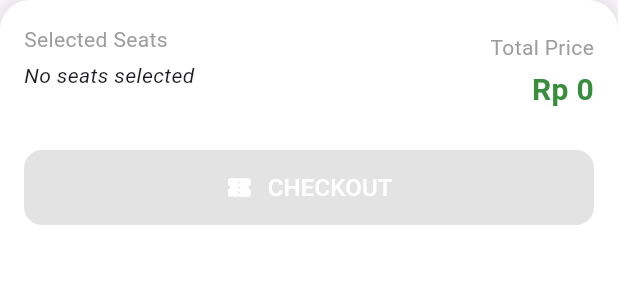
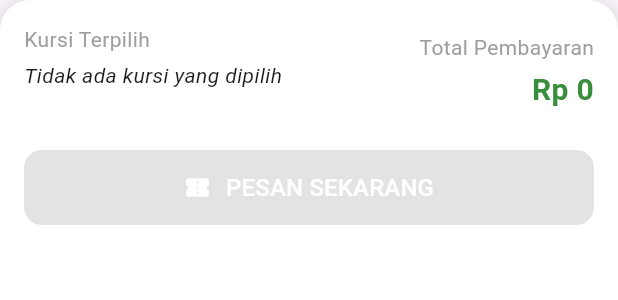
Before and after one commit to Febriyanputra23/CINEMA_PRO, a Flutter app: the _CheckoutSection widget shown alone on an empty page, opened directly with empty values, on a phone screen of 412 x 824 dp. Shown: the top 300 px of the screen. Run offline on Flutter 3.47's test engine with Material 3 defaults, Android fonts, the phone set to English and light mode, and no system bars; our stand-ins replace cloud_firestore, firebase_auth, firebase_core, qr_flutter; accounts and stored records are empty.

Commit message:
update seattt

```diff
--- a/lib/screens/seat/seat_selection_screen_anisa.dart
+++ b/lib/screens/seat/seat_selection_screen_anisa.dart
@@ -38,7 +38,7 @@ class SeatSelectionScreen_Anisa extends StatelessWidget {
 
     return Scaffold(
       appBar: AppBar(
-        title: Text('Select Seats'),
+        title: Text('Pilih Kursi'),
         backgroundColor: Colors.blue,
         actions: [
           // Tombol refresh booked seats
@@ -53,11 +53,11 @@ class SeatSelectionScreen_Anisa extends StatelessWidget {
                 bookingProvider.loadBookedSeatsForMovie(movie.title);
                 ScaffoldMessenger.of(context).showSnackBar(
                   SnackBar(
-                    content: Text('Refreshing seat availability...'), duration: Duration(seconds: 2),
+                    content: Text('Memuat ulang status kursi...'), duration: Duration(seconds: 2),
                   ),
                 );
               },
-              tooltip: 'Refresh seat availability',
+              tooltip: 'Memuat ulang status kursi...',
             ),
         ],
       ),
@@ -91,14 +91,14 @@ class SeatSelectionScreen_Anisa extends StatelessWidget {
         title: Text(movie.title, style: TextStyle(fontWeight: FontWeight.bold), maxLines: 2),
         subtitle: Column( crossAxisAlignment: CrossAxisAlignment.start,
           children: [
-            Text('Base Price: Rp ${movie.base_price}'),
+            Text('Harga Normal: Rp ${movie.base_price}'),
             if (hasLongTitleTax)
-              Text('+ Long Title Tax: Rp 2.500', style: TextStyle(color: Colors.orange)),
-            Text('Duration: ${movie.duration} min'),
+              Text('+ Pajak: Rp.2500', style: TextStyle(color: Colors.orange)),
+            Text('Durasi: ${movie.duration} menit'),
             Text('Rating: ${movie.rating}/5.0'),
             SizedBox(height: 4),
             Text(
-              'Booked seats: $bookedSeatsCount/${rowLabels.length * seatsPerRow}',
+              'Terbooking: $bookedSeatsCount/${rowLabels.length * seatsPerRow}',
               style: TextStyle( fontSize: 12, color: bookedSeatsCount > 0 ? Colors.red : Colors.green, fontWeight: FontWeight.bold),
             ),
           ],
@@ -190,7 +190,7 @@ class SeatSelectionScreen_Anisa extends StatelessWidget {
           ),
           SizedBox(height: 8),
           Text(
-            'Red seats are already booked by other users',
+            'Kursi berwarna merah telah dipesan. Silakan pilih kursi yang tersedia.',
             style: TextStyle(fontSize: 12, color: Colors.grey),
             textAlign: TextAlign.center,
           ),
@@ -243,11 +243,11 @@ class SeatSelectionScreen_Anisa extends StatelessWidget {
     final shouldProceed = await showDialog<bool>(
       context: context,
       builder: (context) => AlertDialog(
-        title: Text('Confirm Booking'), content: SingleChildScrollView( child: Column( mainAxisSize: MainAxisSize.min, crossAxisAlignment: CrossAxisAlignment.start,
+        title: Text('Konfirmasi Pemesanan'), content: SingleChildScrollView( child: Column( mainAxisSize: MainAxisSize.min, crossAxisAlignment: CrossAxisAlignment.start,
             children: [
-              Text('Movie: $movieTitle', style: TextStyle(fontWeight: FontWeight.bold)),
+              Text('Film: $movieTitle', style: TextStyle(fontWeight: FontWeight.bold)),
               SizedBox(height: 8),
-              Text('Seats: ${selectedSeats.join(", ")}'),
+              Text('Kursi: ${selectedSeats.join(", ")}'),
               SizedBox(height: 8),
               Text('Total: Rp $totalPrice'),
               SizedBox(height: 8),
@@ -255,15 +255,15 @@ class SeatSelectionScreen_Anisa extends StatelessWidget {
               if (movieTitle.length > 10)
                 Padding(
                   padding: EdgeInsets.only(bottom: 4),
-                  child: Text('• Long Title Tax: Rp 2,500 x ${selectedSeats.length} seat(s)'),
+                  child: Text('• + Pajak: Rp 2500 x ${selectedSeats.length} kursi'),
                 ),
               _buildPriceBreakdown_Anisa(selectedSeats),
             ],
           ),
         ),
         actions: [
-          TextButton( onPressed: () => Navigator.pop(context, false), child: Text('Cancel')),
-          ElevatedButton( onPressed: () => Navigator.pop(context, true), child: Text('Confirm & Pay')),
+          TextButton( onPressed: () => Navigator.pop(context, false), child: Text('Batal')),
+          ElevatedButton( onPressed: () => Navigator.pop(context, true), child: Text('Bayar Sekarang')),
         ],
       ),
     );
@@ -280,7 +280,7 @@ class SeatSelectionScreen_Anisa extends StatelessWidget {
     }).length;
 
     if (evenSeatsCount > 0) {
-      return Text('• Even Seat Discount (10%): $evenSeatsCount seat(s)');
+      return Text('• Diskon Kursi Genap (10%): $evenSeatsCount kursi');
     }
     return SizedBox();
   }
@@ -298,7 +298,7 @@ class SeatSelectionScreen_Anisa extends StatelessWidget {
       builder: (context) => AlertDialog( content: Column( mainAxisSize: MainAxisSize.min, children: [
             CircularProgressIndicator(),
             SizedBox(height: 20),
-            Text('Processing booking...\nPlease wait.', textAlign: TextAlign.center),
+            Text('Sedang memproses pemesanan...\nSilakan tunggu.', textAlign: TextAlign.center),
           ],
         ),
       ),
@@ -316,36 +316,17 @@ class SeatSelectionScreen_Anisa extends StatelessWidget {
         context: context, barrierDismissible: false,
         builder: (context) => AlertDialog( icon: Icon(Icons.check_circle, color: Colors.green, size: 60),
           title: Text(
-            'Booking Successful!',
+            'Pemesanan Sukses!',
             style: TextStyle( fontWeight: FontWeight.bold, color: Colors.green),
           ),
           content: SingleChildScrollView(
             child: Column( mainAxisSize: MainAxisSize.min, crossAxisAlignment: CrossAxisAlignment.start,
               children: [
-                Text('Movie: $movieTitle', style: TextStyle(fontWeight: FontWeight.bold)),
-                SizedBox(height: 8), Text('Seats: ${selectedSeats.join(", ")}'),
-                SizedBox(height: 8), Text('Total Paid: Rp $totalPrice'),
-                SizedBox(height: 8), Text('Booking ID: ${bookingId.substring(0, 8)}...', style: TextStyle(fontSize: 12, color: Colors.grey)),
+                Text('Film: $movieTitle', style: TextStyle(fontWeight: FontWeight.bold)),
+                SizedBox(height: 8), Text('Kursi: ${selectedSeats.join(", ")}'),
+                SizedBox(height: 8), Text('Total Pembayaran: Rp $totalPrice'),
                 SizedBox(height: 16),
-                Container(
-                  padding: EdgeInsets.all(12),
-                  decoration: BoxDecoration( border: Border.all(color: Colors.blue), borderRadius: BorderRadius.circular(8)),
-                  child: Column(
-                    children: [
-                      Icon(Icons.qr_code, size: 40, color: Colors.blue),
-                      SizedBox(height: 8),
-                      Text('Show this QR Code at cinema', style: TextStyle(fontSize: 12, color: Colors.grey)),
-                      SizedBox(height: 8),
-                      Container( width: 120, height: 120, color: Colors.grey[200],
-                        child: Center(
-                          child: Text('QR CODE', style: TextStyle( fontWeight: FontWeight.bold, color: Colors.black54)),
-                        ),
-                      ),
-                    ],
-                  ),
-                ),
                 SizedBox(height: 8),
-                Text( 'Note: Your selected seats are now marked as booked (red)', style: TextStyle(fontSize: 12, color: Colors.green)),
               ],
             ),
           ),
@@ -357,7 +338,7 @@ class SeatSelectionScreen_Anisa extends StatelessWidget {
                   provider.clearSeats_Tio();
                   Navigator.popUntil(context, (route) => route.isFirst);
                 },
-                child: Text('Back to Home'),
+                child: Text('Selesai'),
               ),
             ),
           ],
@@ -371,9 +352,9 @@ class SeatSelectionScreen_Anisa extends StatelessWidget {
       // Show error
       ScaffoldMessenger.of(context).showSnackBar(
         SnackBar(
-          content: Text('Booking failed: ${e.toString().replaceFirst("Checkout failed: ", "")}'),
+          content: Text('Pemesanan Gagal: ${e.toString().replaceFirst("Transaksi gagal: ", "")}'),
           backgroundColor: Colors.red, duration: Duration(seconds: 4), action: SnackBarAction(
-            label: 'RETRY', onPressed: () {
+            label: 'COBA LAGI', onPressed: () {
               _processBooking_Anisa(context, provider, movieTitle, selectedSeats, totalPrice);
             },
           ),
@@ -418,7 +399,7 @@ class __CheckoutSectionState extends State<_CheckoutSection> {
               Expanded(
                 child: Column( crossAxisAlignment: CrossAxisAlignment.start,
                   children: [
-                    Text('Selected Seats', style: TextStyle(color: Colors.grey, fontSize: 14)),
+                    Text('Kursi Terpilih', style: TextStyle(color: Colors.grey, fontSize: 14)),
                     SizedBox(height: 4),
                     Container(
                       height: 40, child: provider.selectedSeats.isNotEmpty
@@ -434,7 +415,7 @@ class __CheckoutSectionState extends State<_CheckoutSection> {
                                 );
                               }).toList(),
                             )
-                          : Text('No seats selected', style: TextStyle(fontStyle: FontStyle.italic)),
+                          : Text('Tidak ada kursi yang dipilih', style: TextStyle(fontStyle: FontStyle.italic)),
                     ),
                   ],
                 ),
@@ -443,7 +424,7 @@ class __CheckoutSectionState extends State<_CheckoutSection> {
               Column(
                 crossAxisAlignment: CrossAxisAlignment.end,
                 children: [
-                  Text('Total Price',
+                  Text('Total Pembayaran',
                       style: TextStyle(color: Colors.grey, fontSize: 14)),
                   SizedBox(height: 4),
                   Text(
@@ -489,7 +470,7 @@ class __CheckoutSectionState extends State<_CheckoutSection> {
                       children: [
                         SizedBox( width: 20, height: 20, child: CircularProgressIndicator( strokeWidth: 2, color: Colors.white)),
                         SizedBox(width: 10),
-                        Text('PROCESSING...', style: TextStyle(fontSize: 16, color: Colors.white)),
+                        Text('MEMPROSES...', style: TextStyle(fontSize: 16, color: Colors.white)),
                       ],
                     )
                   : Row(
@@ -497,7 +478,7 @@ class __CheckoutSectionState extends State<_CheckoutSection> {
                       children: [
                         Icon(Icons.confirmation_number, color: Colors.white),
                         SizedBox(width: 10),
-                        Text('CHECKOUT',
+                        Text('PESAN SEKARANG',
                             style: TextStyle(fontSize: 16, color: Colors.white)),
                       ],
                     ),
```
